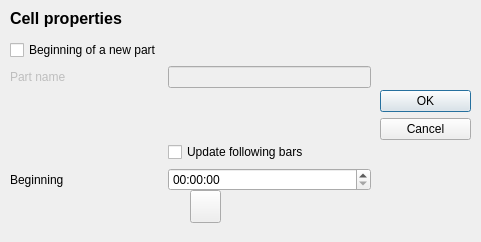
First picture: the form in Editor/GridEditor/PartSetter.ui, repository jcelerier/pfa_guitar_tutor, before the edit.
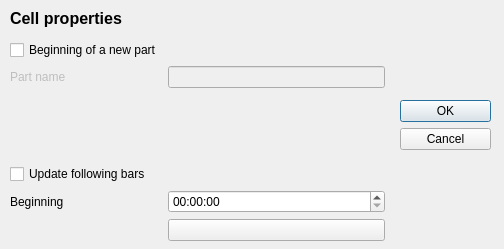
Second picture: the form after the edit. Icons and pictures are not drawn.

Commit message: Correction de bugs (segfault) + réarrangement de la fenêtre PartSetter

```diff
--- a/Editor/GridEditor/PartSetter.ui
+++ b/Editor/GridEditor/PartSetter.ui
@@ -6,8 +6,8 @@
    <rect>
     <x>0</x>
     <y>0</y>
-    <width>481</width>
-    <height>242</height>
+    <width>504</width>
+    <height>249</height>
    </rect>
   </property>
   <property name="windowTitle">
@@ -16,8 +16,8 @@
   <widget class="QDialogButtonBox" name="buttonBox">
    <property name="geometry">
     <rect>
-     <x>380</x>
-     <y>90</y>
+     <x>400</x>
+     <y>100</y>
      <width>91</width>
      <height>61</height>
     </rect>
@@ -37,8 +37,8 @@
     <rect>
      <x>10</x>
      <y>40</y>
-     <width>361</width>
-     <height>151</height>
+     <width>375</width>
+     <height>201</height>
     </rect>
    </property>
    <layout class="QFormLayout" name="formLayout">
@@ -88,6 +88,13 @@
       </property>
      </spacer>
     </item>
+    <item row="4" column="0">
+     <widget class="QCheckBox" name="updateFollowers">
+      <property name="text">
+       <string>Update following bars</string>
+      </property>
+     </widget>
+    </item>
     <item row="5" column="0">
      <widget class="QLabel" name="label_2">
       <property name="locale">
@@ -101,10 +108,14 @@
     <item row="5" column="1">
      <widget class="QTimeEdit" name="beginning"/>
     </item>
-    <item row="4" column="1">
-     <widget class="QCheckBox" name="updateFollowers">
+    <item row="6" column="1">
+     <widget class="QPushButton" name="pushButton">
       <property name="text">
-       <string>Update following bars</string>
+       <string/>
+      </property>
+      <property name="icon">
+       <iconset>
+        <normaloff>../../app/icons/play.png</normaloff>../../app/icons/play.png</iconset>
       </property>
      </widget>
     </item>
@@ -134,29 +145,6 @@
     <string>Cell properties</string>
    </property>
   </widget>
-  <widget class="QPushButton" name="pushButton">
-   <property name="geometry">
-    <rect>
-     <x>190</x>
-     <y>190</y>
-     <width>31</width>
-     <height>33</height>
-    </rect>
-   </property>
-   <property name="text">
-    <string/>
-   </property>
-   <property name="icon">
-    <iconset>
-     <normaloff>../../app/icons/play.png</normaloff>../../app/icons/play.png</iconset>
-   </property>
-  </widget>
-  <zorder>buttonBox</zorder>
-  <zorder>formLayoutWidget</zorder>
-  <zorder>label_4</zorder>
-  <zorder>label_2</zorder>
-  <zorder>beginning</zorder>
-  <zorder>pushButton</zorder>
  </widget>
  <resources/>
  <connections>
```
The commit also changes 7 other files.
